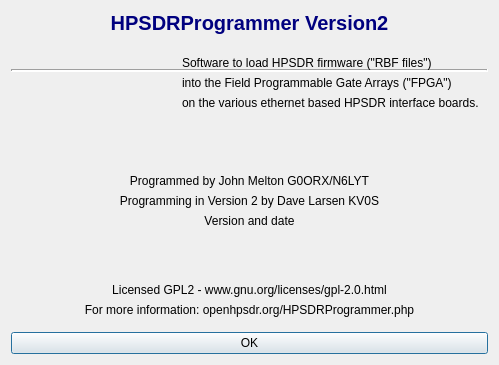
Old version of the form KV0S/HPSDRBootloader/aboutdialog.ui in the repository TAPR/OpenHPSDR-SVN.
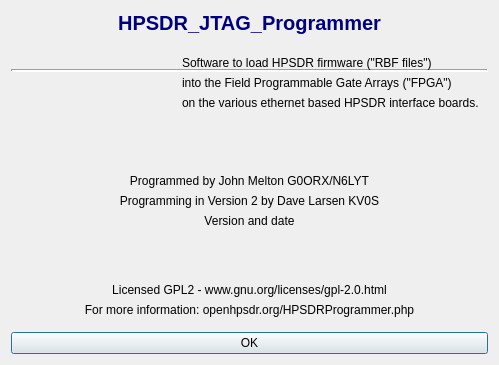
New version of the form. Icons and pictures are not drawn.

What changed in the file:
```diff
--- a/KV0S/HPSDRBootloader/aboutdialog.ui
+++ b/KV0S/HPSDRBootloader/aboutdialog.ui
@@ -116,7 +116,7 @@
       </font>
      </property>
      <property name="text">
-      <string>HPSDRProgrammer Version2</string>
+      <string>HPSDR_JTAG_Programmer</string>
      </property>
      <property name="alignment">
       <set>Qt::AlignCenter</set>
```
Left out of the diff: 2 changed lines with no effect on the pictures.
